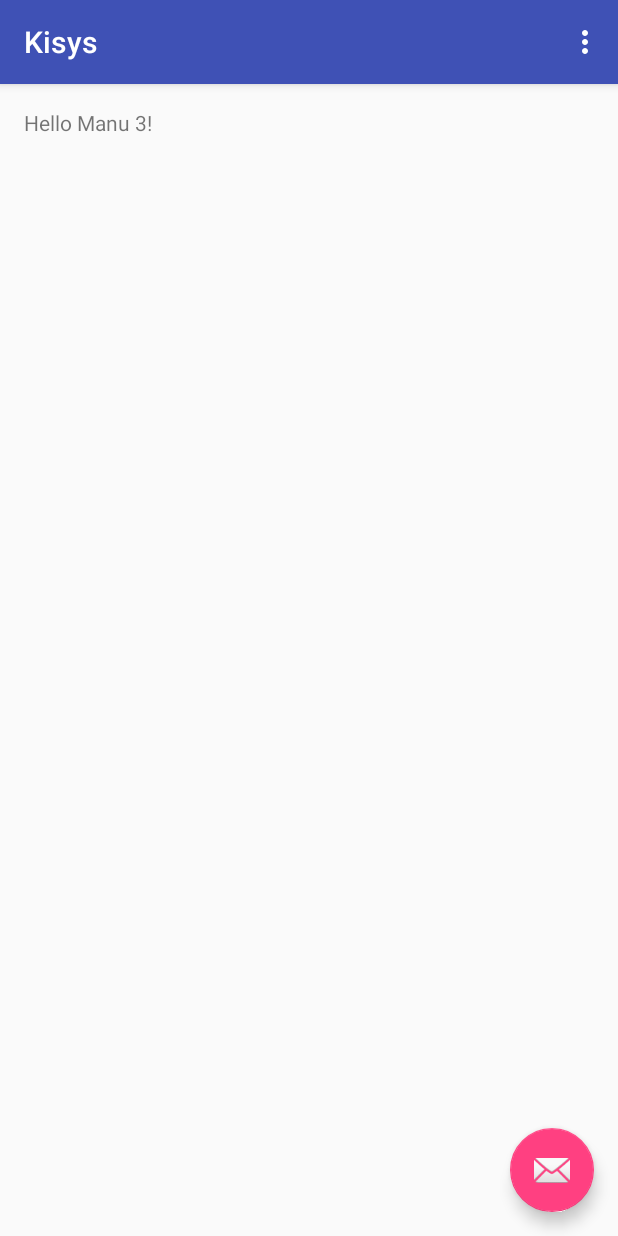
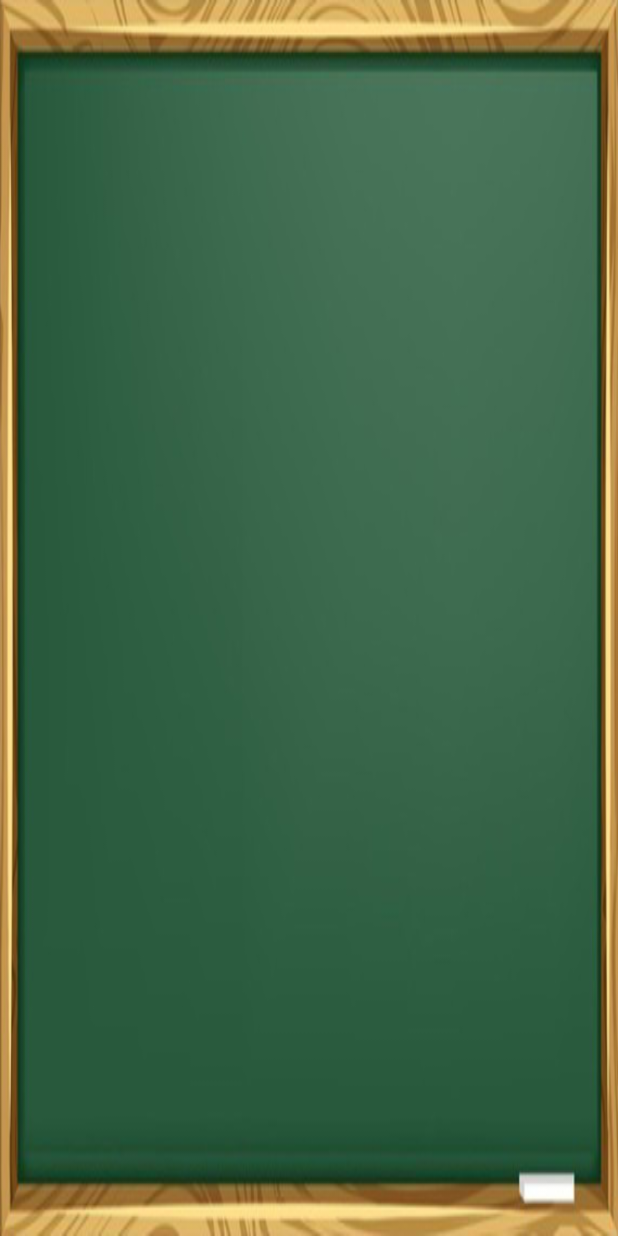
Before and after one commit to roche-emmanuel/kisys, an Android app: the screen it shows after launch (MainActivity), on a phone screen of 412 x 824 dp. Run offline under Robolectric (Android 15) with nearby library versions, the phone set to English and light mode, and no system bars.

Commit message:
Added simple background on default fragment.

```diff
--- a/app/src/main/java/org/nervtech/kisys/MainActivity.java
+++ b/app/src/main/java/org/nervtech/kisys/MainActivity.java
@@ -15,17 +15,17 @@ public class MainActivity extends AppCompatActivity {
     protected void onCreate(Bundle savedInstanceState) {
         super.onCreate(savedInstanceState);
         setContentView(R.layout.activity_main);
-        Toolbar toolbar = (Toolbar) findViewById(R.id.toolbar);
-        setSupportActionBar(toolbar);
+//        Toolbar toolbar = (Toolbar) findViewById(R.id.toolbar);
+//        setSupportActionBar(toolbar);
 
-        FloatingActionButton fab = (FloatingActionButton) findViewById(R.id.fab);
-        fab.setOnClickListener(new View.OnClickListener() {
-            @Override
-            public void onClick(View view) {
-                Snackbar.make(view, "Replace with your own action", Snackbar.LENGTH_LONG)
-                        .setAction("Action", null).show();
-            }
-        });
+//        FloatingActionButton fab = (FloatingActionButton) findViewById(R.id.fab);
+//        fab.setOnClickListener(new View.OnClickListener() {
+//            @Override
+//            public void onClick(View view) {
+//                Snackbar.make(view, "Replace with your own action", Snackbar.LENGTH_LONG)
+//                        .setAction("Action", null).show();
+//            }
+//        });
     }
 
     @Override
--- a/app/src/main/res/layout/activity_main.xml
+++ b/app/src/main/res/layout/activity_main.xml
@@ -6,20 +6,20 @@
     android:layout_height="match_parent" android:fitsSystemWindows="true"
     tools:context=".MainActivity">
 
-    <android.support.design.widget.AppBarLayout android:layout_height="wrap_content"
+    <!-- <android.support.design.widget.AppBarLayout android:layout_height="wrap_content"
         android:layout_width="match_parent" android:theme="@style/AppTheme.AppBarOverlay">
 
         <android.support.v7.widget.Toolbar android:id="@+id/toolbar"
             android:layout_width="match_parent" android:layout_height="?attr/actionBarSize"
             android:background="?attr/colorPrimary" app:popupTheme="@style/AppTheme.PopupOverlay" />
 
-    </android.support.design.widget.AppBarLayout>
+    </android.support.design.widget.AppBarLayout> -->
 
     <include layout="@layout/content_main" />
 
-    <android.support.design.widget.FloatingActionButton android:id="@+id/fab"
+<!--     <android.support.design.widget.FloatingActionButton android:id="@+id/fab"
         android:layout_width="wrap_content" android:layout_height="wrap_content"
         android:layout_gravity="bottom|end" android:layout_margin="@dimen/fab_margin"
-        android:src="@android:drawable/ic_dialog_email" />
+        android:src="@android:drawable/ic_dialog_email" /> -->
 
 </android.support.design.widget.CoordinatorLayout>
--- a/app/src/main/res/layout/fragment_main.xml
+++ b/app/src/main/res/layout/fragment_main.xml
@@ -4,9 +4,10 @@
     android:paddingRight="@dimen/activity_horizontal_margin"
     android:paddingTop="@dimen/activity_vertical_margin"
     android:paddingBottom="@dimen/activity_vertical_margin" tools:showIn="@layout/activity_main"
-    tools:context=".MainActivityFragment">
+    tools:context=".MainActivityFragment"
+    android:background="@drawable/tableau_craie">
 
-    <TextView android:text="Hello Manu 3!" android:layout_width="wrap_content"
-        android:layout_height="wrap_content" />
+    <!--<TextView android:text="Hello Manu 3!" android:layout_width="wrap_content"-->
+        <!--android:layout_height="wrap_content" />-->
 
 </RelativeLayout>
```
Also changed, not shown: app/src/main/res/drawable/tableau_craie.png (added), 3 other files.
